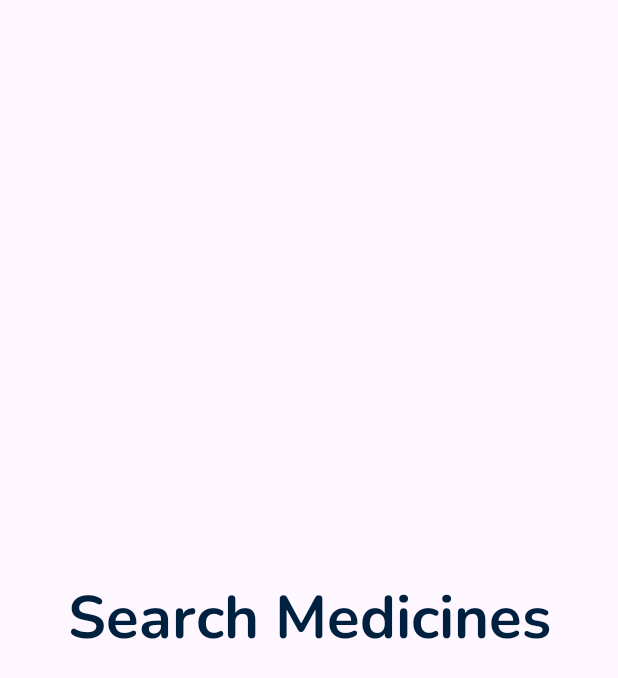
After one commit to DanielBenAvi/HealthManagementOrganization, an Android app: the layout fragment_medicines_search.xml on its own in the app's theme, with its tools: preview values and no code run, on a phone screen of 412 x 824 dp. The commit adds this screen. Shown: the top 678 px of the screen. Run offline under Robolectric (Android 15) with nearby library versions, the phone set to English and light mode, and no system bars; Roboto replaces fonts that are not available here.

Commit message:
Update: added search MedicinesSearchFragment
TODO:
add new searchable list

```diff
--- a/app/src/main/java/com/example/healthmanagementorganization/General/General.java
+++ b/app/src/main/java/com/example/healthmanagementorganization/General/General.java
@@ -11,4 +11,7 @@ public class General {
     public static String Info = "Info";
     public static String Main = "My Appointments";
     public static String NewAPP = "New Appointment";
+    public static String Medicines = "Medicines Search";
+
+
 }
--- /dev/null
+++ b/app/src/main/res/layout/fragment_medicines_search.xml
@@ -0,0 +1,15 @@
+<?xml version="1.0" encoding="utf-8"?>
+<LinearLayout xmlns:android="http://schemas.android.com/apk/res/android"
+    xmlns:tools="http://schemas.android.com/tools"
+    android:layout_width="match_parent"
+    android:layout_height="match_parent"
+    tools:context=".Fragments.Patient.MedicinesSearchFragment">
+
+    <!-- TODO: Update blank fragment layout -->
+    <TextView
+        style="@style/Headline"
+        android:layout_width="match_parent"
+        android:layout_height="match_parent"
+        android:text="@string/search_medicines" />
+
+</LinearLayout>
--- a/app/src/main/res/values/strings.xml
+++ b/app/src/main/res/values/strings.xml
@@ -34,4 +34,5 @@
     <string name="doctor_doctor">doctor doctor</string>
     <string name="specialty">specialty</string>
     <string name="load_data">Load Data</string>
+    <string name="search_medicines">Search Medicines</string>
 </resources>
--- a/build.gradle
+++ b/build.gradle
@@ -4,8 +4,8 @@ buildscript {
     }
 }// Top-level build file where you can add configuration options common to all sub-projects/modules.
 plugins {
-    id 'com.android.application' version '7.4.0' apply false
-    id 'com.android.library' version '7.4.0' apply false
+    id 'com.android.application' version '7.4.1' apply false
+    id 'com.android.library' version '7.4.1' apply false
 
 
 }
```
Also changed, not shown: app/src/main/java/com/example/healthmanagementorganization/Fragments/Patient/MedicinesSearchFragment.java (added, +23 -0 lines), app/src/main/java/com/example/healthmanagementorganization/PatientActivity.java (+9 -1 lines), app/src/main/res/drawable/medication_liquid_48px.xml (added, +10 -0 lines), app/src/main/res/menu/bottom_navigation_menu_patient.xml (+7 -1 lines).
